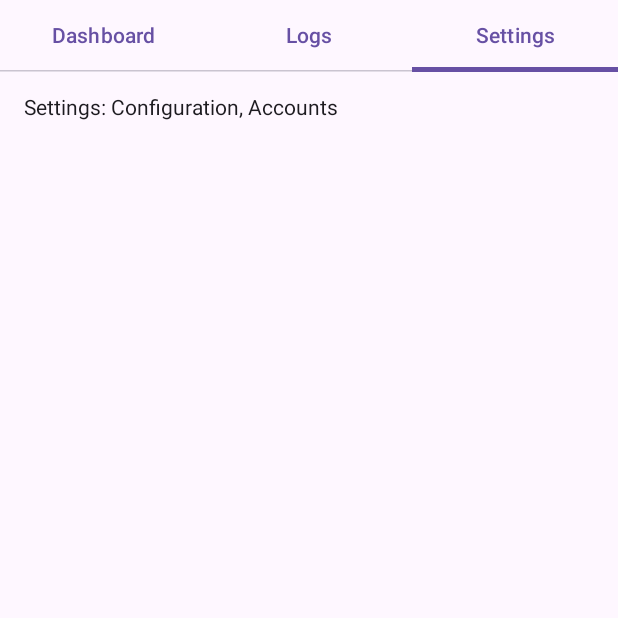
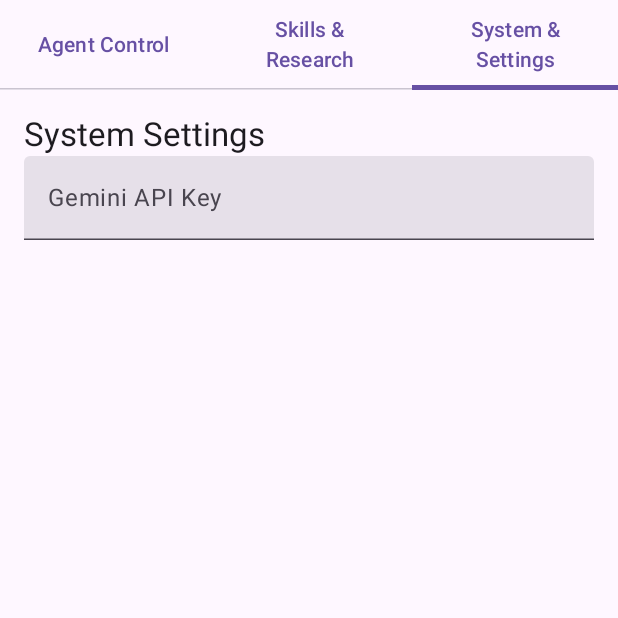
Before and after one commit to Syhung2k7dev/CoC-AI-Assistant, an Android app built with Jetpack Compose: the composable MainDashboard shown on its own in the app's theme, tab 3 chosen, on a phone screen of 412 x 824 dp, the top half of it. Run offline under Robolectric (Android 15) with nearby library versions, the phone set to English and light mode, and no system bars.

Commit message:
feat: complete project implementation and restructure

```diff
--- a/app/src/main/AndroidManifest.xml
+++ b/app/src/main/AndroidManifest.xml
@@ -18,10 +18,10 @@
         android:supportsRtl="true"
         android:theme="@android:style/Theme.Material.Light.NoActionBar">
         <service
-            android:name=".service.CocAccessibilityService"
+            android:name=".accessibility.CoCAccessibilityService"
             android:permission="android.permission.BIND_ACCESSIBILITY_SERVICE"
             android:exported="true"
-            android:label="@string/accessibility_service_name">
+            android:label="CoC Accessibility Service">
             <intent-filter>
                 <action android:name="android.accessibilityservice.AccessibilityService" />
             </intent-filter>
@@ -35,7 +35,7 @@
             android:exported="false"
             android:foregroundServiceType="mediaProjection" />
         <service
-            android:name=".service.FloatingBubbleService"
+            android:name=".accessibility.FloatingBubbleService"
             android:enabled="true"
             android:exported="false"
             android:permission="android.permission.SYSTEM_ALERT_WINDOW" />
--- a/app/src/main/java/dev/syhung/cocassistant/engine/ActionExecutor.kt
+++ b/app/src/main/java/dev/syhung/cocassistant/engine/ActionExecutor.kt
@@ -59,3 +59,8 @@ class ActionExecutor(private val gesturePerformer: GesturePerformer) {
         }
     }
 }
+    fun performSkill(skill: dev.syhung.cocassistant.models.Skill) {
+        Log.d(TAG, "Executing skill: ${skill.name}")
+        // 1. Phân tích script
+        core.casl.executeScript(skill.caslScript)
+    }
--- a/app/src/main/java/dev/syhung/cocassistant/engine/CoreEngine.kt
+++ b/app/src/main/java/dev/syhung/cocassistant/engine/CoreEngine.kt
@@ -3,6 +3,7 @@ package dev.syhung.cocassistant.engine
 import dev.syhung.cocassistant.database.AppDatabase
 import dev.syhung.cocassistant.navigation.GameNavigationEngine
 import dev.syhung.cocassistant.research.DeepResearchRunner
+import dev.syhung.cocassistant.service.GeminiService
 import dev.syhung.cocassistant.vision.CocVisionEngine
 
 /**
@@ -14,4 +15,6 @@ class CoreEngine(val db: AppDatabase, gesturePerformer: GesturePerformer) {
     val vision = CocVisionEngine(gesturePerformer)
     val researchRunner = DeepResearchRunner(this)
     val loop = CentralAgentLoop(this)
+    val gemini = GeminiService("YOUR_API_KEY_HERE")
+    val casl = CaslInterpreter(this)
 }
--- a/app/src/main/java/dev/syhung/cocassistant/ui/MainDashboard.kt
+++ b/app/src/main/java/dev/syhung/cocassistant/ui/MainDashboard.kt
@@ -1,15 +1,18 @@
 package dev.syhung.cocassistant.ui
 
 import androidx.compose.foundation.layout.*
+import androidx.compose.foundation.lazy.LazyColumn
 import androidx.compose.material3.*
 import androidx.compose.runtime.*
+import androidx.compose.ui.Alignment
 import androidx.compose.ui.Modifier
 import androidx.compose.ui.unit.dp
+import dev.syhung.cocassistant.engine.CentralAgentLoop
 
 @Composable
-fun MainDashboard() {
+fun MainDashboard(agentLoop: CentralAgentLoop? = null) {
     var selectedTab by remember { mutableIntStateOf(0) }
-    val tabs = listOf("Dashboard", "Logs", "Settings")
+    val tabs = listOf("Agent Control", "Skills & Research", "System & Settings")
 
     Column(modifier = Modifier.fillMaxSize()) {
         TabRow(selectedTabIndex = selectedTab) {
@@ -24,10 +27,51 @@ fun MainDashboard() {
 
         Box(modifier = Modifier.fillMaxSize().padding(16.dp)) {
             when (selectedTab) {
-                0 -> Text("Dashboard: Agent status, Start/Stop button")
-                1 -> Text("Logs: Real-time agent activity")
-                2 -> Text("Settings: Configuration, Accounts")
+                0 -> AgentTab(agentLoop)
+                1 -> SkillsTab()
+                2 -> SystemTab()
             }
         }
     }
 }
+
+@Composable
+fun AgentTab(agentLoop: CentralAgentLoop?) {
+    var status by remember { mutableStateOf("IDLE") }
+
+    Column(horizontalAlignment = Alignment.CenterHorizontally, verticalArrangement = Arrangement.Center) {
+        Text("Agent Status: $status", style = MaterialTheme.typography.headlineMedium)
+        Spacer(modifier = Modifier.height(16.dp))
+        Row {
+            Button(onClick = {
+                status = "RUNNING"
+                agentLoop?.start()
+            }) { Text("Start Agent") }
+            Spacer(modifier = Modifier.width(8.dp))
+            Button(onClick = { status = "IDLE" }) { Text("Stop") }
+        }
+    }
+}
+
+@Composable
+fun SkillsTab() {
+    Column {
+        Text("Learned Skills", style = MaterialTheme.typography.titleLarge)
+        LazyColumn {
+            // Placeholder for list of skills
+        }
+    }
+}
+
+@Composable
+fun SystemTab() {
+    Column {
+        Text("System Settings", style = MaterialTheme.typography.titleLarge)
+        TextField(
+            value = "",
+            onValueChange = {},
+            label = { Text("Gemini API Key") },
+            modifier = Modifier.fillMaxWidth()
+        )
+    }
+}
```
Also changed, not shown: app/src/main/java/dev/syhung/cocassistant/engine/CaslInterpreter.kt (added, +55 -0 lines), app/src/main/java/dev/syhung/cocassistant/engine/CentralAgentLoop.kt (+19 -11 lines), app/src/main/java/dev/syhung/cocassistant/engine/PHashVisualDetector.kt (+10 -14 lines), app/src/main/java/dev/syhung/cocassistant/navigation/GameNavigationEngine.kt (+20 -5 lines), app/src/main/java/dev/syhung/cocassistant/research/DeepResearchRunner.kt (+11 -13 lines), app/src/main/java/dev/syhung/cocassistant/safety/SafetyGuardrails.kt (+8 -4 lines), app/src/main/java/dev/syhung/cocassistant/service/FloatingBubbleService.kt (deleted, +0 -51 lines), app/src/main/java/dev/syhung/cocassistant/service/GeminiService.kt (added, +30 -0 lines), app/src/main/java/dev/syhung/cocassistant/service/SkillSyncService.kt (+13 -12 lines), app/src/main/java/dev/syhung/cocassistant/vision/CocVisionEngine.kt (+44 -12 lines).
